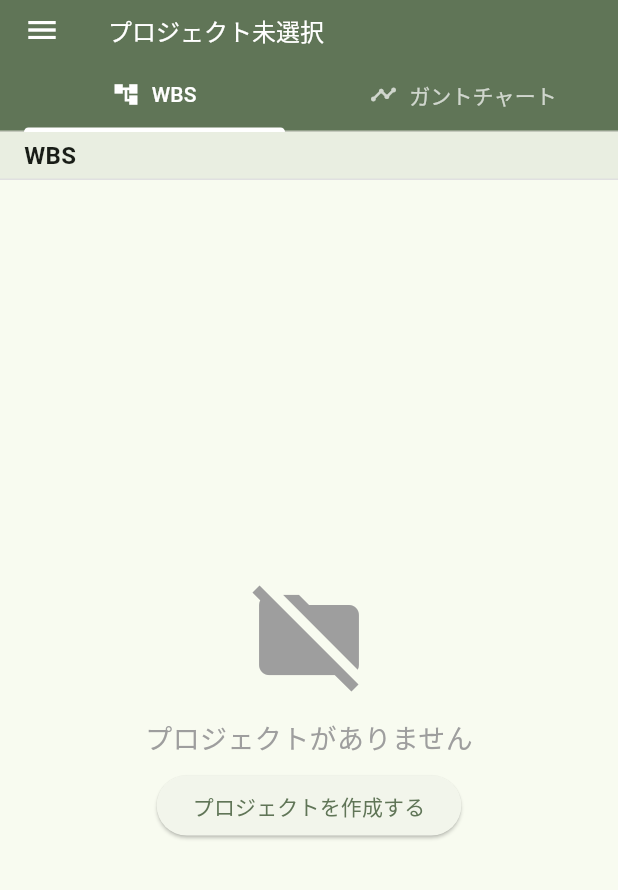
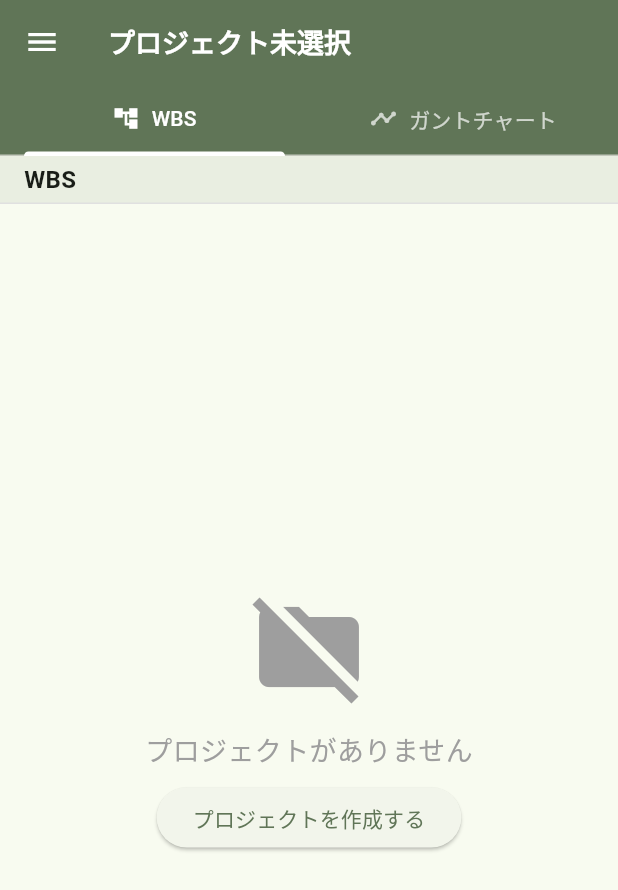
Before and after one commit to fyhw117/Gantts, a Flutter app: the screen it shows once a user with an empty profile is signed in, on a phone screen of 412 x 824 dp. Shown: the top 890 px of the screen. Run offline on Flutter 3.47's test engine with Material 3 defaults, Android fonts, the phone set to English and light mode, and no system bars; our stand-ins replace cloud_firestore, file_picker, firebase_auth, firebase_core, share_plus; missing offline and left inert: excel, linked_scroll_controller, universal_html; accounts and stored records are empty.

Commit message:
UI微修正

```diff
--- a/lib/main.dart
+++ b/lib/main.dart
@@ -92,8 +92,10 @@ class _MyHomePageState extends State<MyHomePage>
           appBar: AppBar(
             backgroundColor: Theme.of(context).colorScheme.primary,
             foregroundColor: Theme.of(context).colorScheme.onPrimary,
-            title: Text(title, style: const TextStyle(fontSize: 16)),
-            toolbarHeight: 40,
+            title: Text(
+              title,
+              style: const TextStyle(fontSize: 18, fontWeight: FontWeight.bold),
+            ),
             bottom: TabBar(
               controller: _tabController,
               labelColor: Theme.of(context).colorScheme.onPrimary,
```
